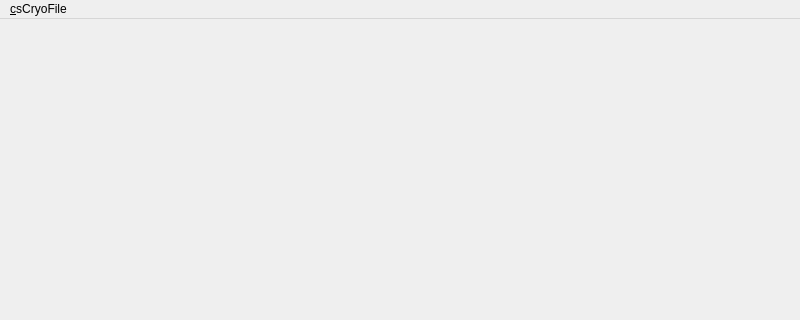
First picture: the form in Editor/mainwindow.ui, repository marcellfischbach/CryoStorm, before the edit; both pictures show x 0 to 800 and y 0 to 320 of the 800 by 600 pixel window.
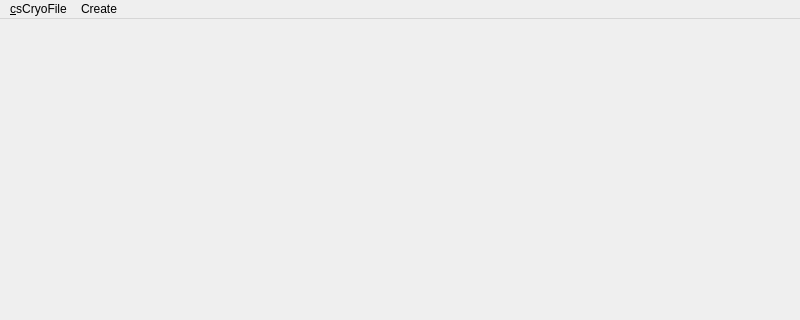
Second picture: the form after the edit.

```diff
--- a/Editor/mainwindow.ui
+++ b/Editor/mainwindow.ui
@@ -20,7 +20,7 @@
      <x>0</x>
      <y>0</y>
      <width>800</width>
-     <height>26</height>
+     <height>33</height>
     </rect>
    </property>
    <widget class="QMenu" name="menu_File">
@@ -29,7 +29,14 @@
     </property>
     <addaction name="actionE_xit"/>
    </widget>
+   <widget class="QMenu" name="menuCreate">
+    <property name="title">
+     <string>Create</string>
+    </property>
+    <addaction name="actionCreateShaderGraph"/>
+   </widget>
    <addaction name="menu_File"/>
+   <addaction name="menuCreate"/>
   </widget>
   <widget class="QStatusBar" name="statusbar"/>
   <action name="actionE_xit">
```
Left out of the diff: 5 changed lines with no effect on the pictures.
